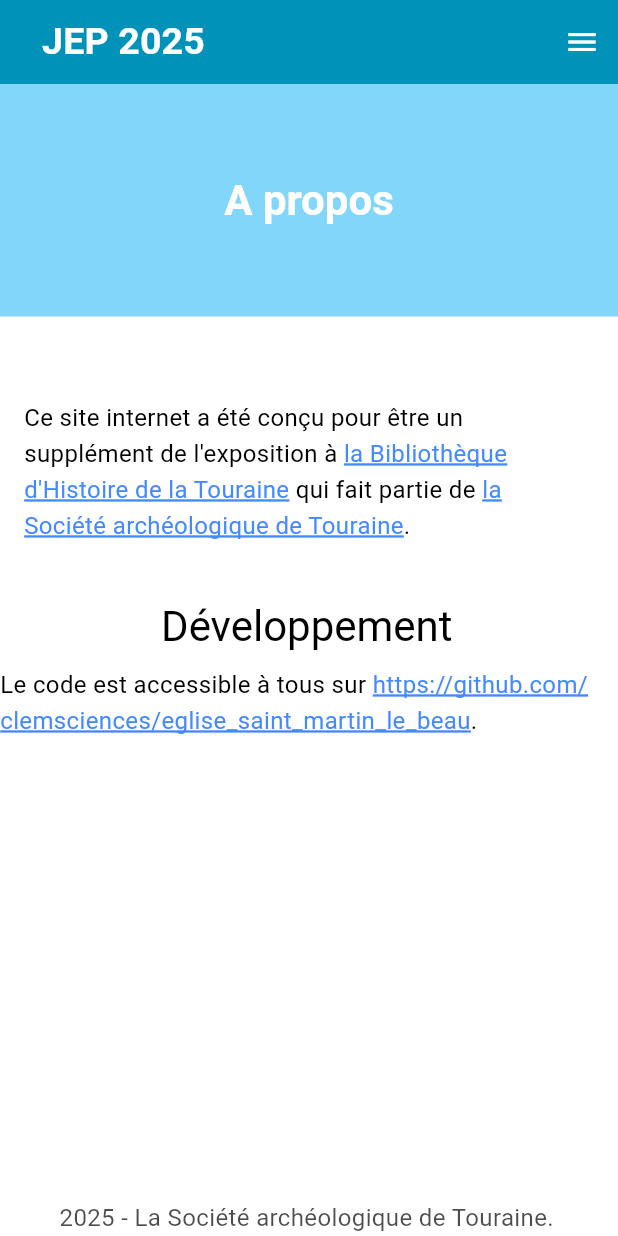
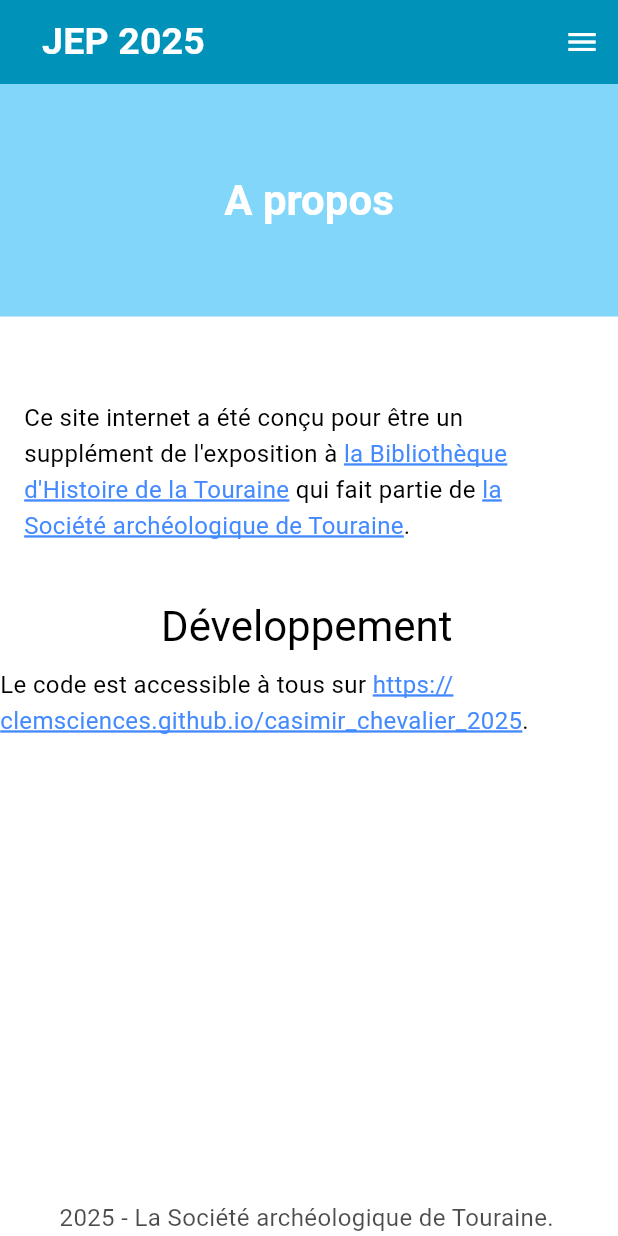
Before and after one commit to clemsciences/casimir_chevalier_2025, a Flutter app: the MorePage screen opened by its route, on a phone screen of 412 x 824 dp. Run offline on Flutter 3.47's test engine with Material 3 defaults, Android fonts, the phone set to English and light mode, and no system bars; our stand-ins replace go_router, web; missing offline and left inert: dart:js_interop, historical_timeline.

Commit message:
Fixed test URL

```diff
--- a/lib/views/more_page.dart
+++ b/lib/views/more_page.dart
@@ -71,9 +71,9 @@ class MorePage extends StatelessWidget {
                         TextSpan(text: "Le code est accessible à tous sur "),
                         LinkTextSpan(
                           url:
-                          "https://github.com/clemsciences/eglise_saint_martin_le_beau",
+                          "https://clemsciences.github.io/casimir_chevalier_2025",
                           urlText:
-                          "https://github.com/clemsciences/eglise_saint_martin_le_beau",
+                          "https://clemsciences.github.io/casimir_chevalier_2025",
                         ),
                         TextSpan(text: ".")
                       ],
```
